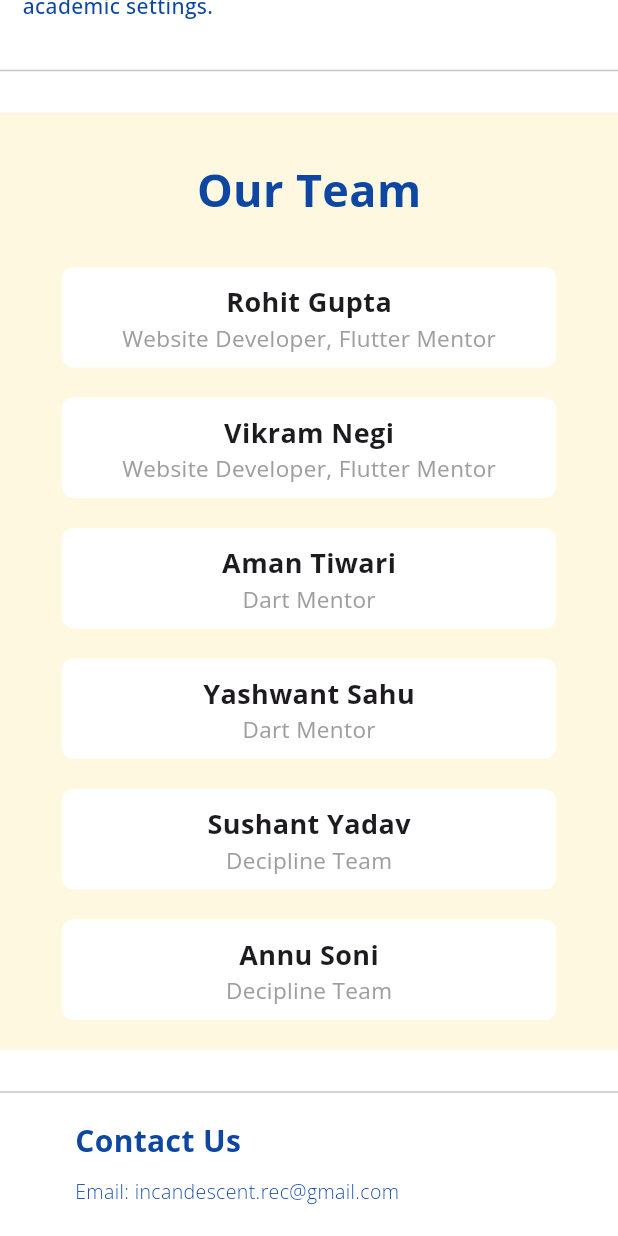
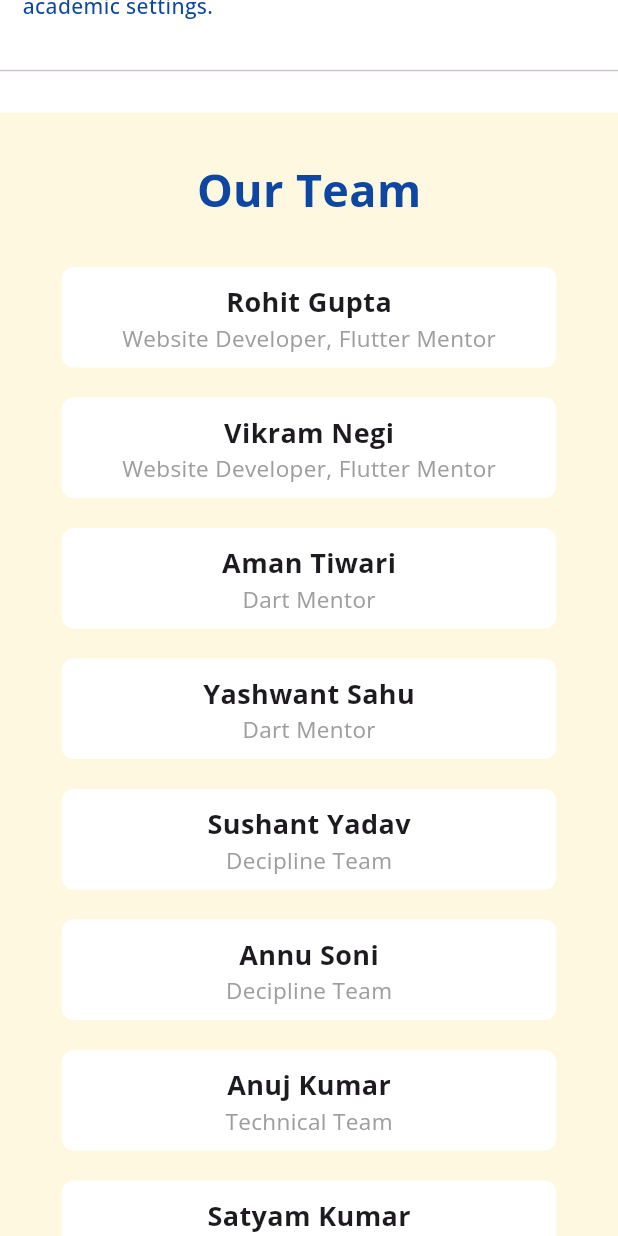
Before and after one commit to Ri-2020/RTS, a Flutter app: the About widget shown alone on an empty page, opened directly, scrolled down 970 dp, on a phone screen of 412 x 824 dp. Run offline on Flutter 3.47's test engine with Material 2 defaults, Android fonts, the phone set to English and light mode, and no system bars; our stand-ins replace get, google_fonts, shared_preferences, socket_io_client; missing offline and left inert: link_preview_generator, side_navigation; accounts and stored records are empty; network calls fail.

Commit message:
first version integration

```diff
--- a/lib/remote/api_constants.dart
+++ b/lib/remote/api_constants.dart
@@ -1 +1,2 @@
-const baseUrl = "http://172.11.10.41:5000";
+// const baseUrl = "http://172.11.10.41:5000";
+const baseUrl = "https://incandescent-services.vercel.app";
--- a/lib/ui/about/about.dart
+++ b/lib/ui/about/about.dart
@@ -89,6 +89,16 @@ class About extends StatelessWidget {
                       width: width,
                       name: "Annu Soni",
                       post: "Decipline Team",
+                    ),
+                    CharacterTile(
+                      width: width,
+                      name: "Anuj Kumar",
+                      post: "Technical Team",
+                    ),
+                    CharacterTile(
+                      width: width,
+                      name: "Satyam Kumar",
+                      post: "Technical Team",
                     ),
                   ],
                 )
--- a/lib/widgets/logout.dart
+++ b/lib/widgets/logout.dart
@@ -41,8 +41,8 @@ class Logout extends StatelessWidget {
                 });
           },
           child: Container(
-            margin: EdgeInsets.all(30),
-            padding: EdgeInsets.all(30),
+            margin: const EdgeInsets.all(30),
+            padding: const EdgeInsets.all(30),
             decoration: BoxDecoration(
               color: Colors.red[50],
             ),
```
